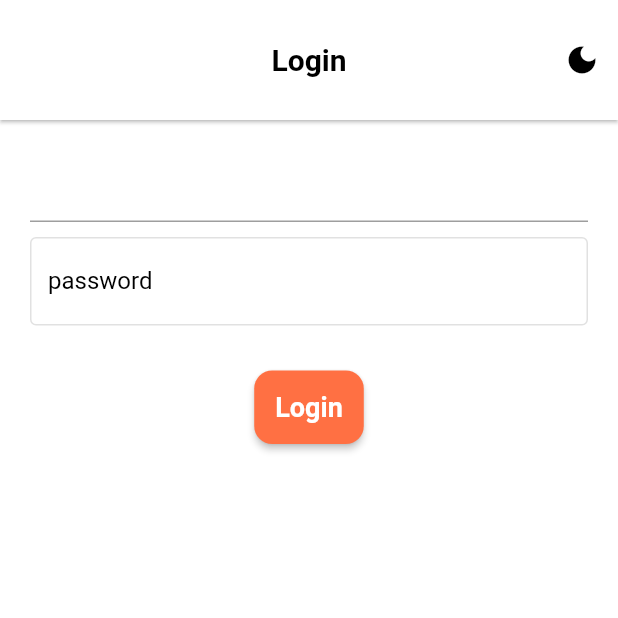
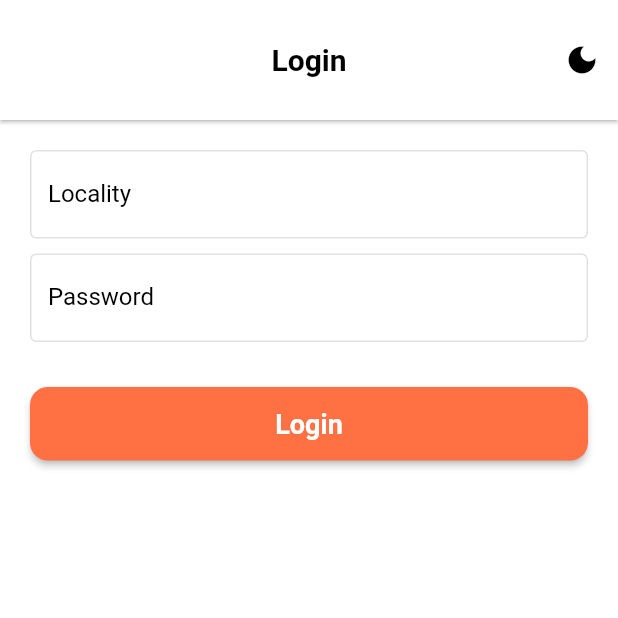
Before and after one commit to Epitech-DEV-KAMEL/T-DEV-700_project, a Flutter app: the screen it shows after launch, on a phone screen of 412 x 824 dp, the top half of it. Run offline on Flutter 3.47's test engine with Material 2 defaults, Android fonts, the phone set to English and light mode, and no system bars; our stand-ins replace dartz, equatable, flutter_bloc, flutter_credit_card, get_it; missing offline and left inert: nfc_manager, qr_code_scanner.

Commit message:
feat: add logout button

```diff
--- a/terminal_app/lib/features/data/repositories/auth_repository_impl.dart
+++ b/terminal_app/lib/features/data/repositories/auth_repository_impl.dart
@@ -2,6 +2,7 @@
 import 'package:terminal_app/core/error/failure.dart';
 import 'package:dartz/dartz.dart';
 import 'package:terminal_app/features/domain/repositories/auth_repository.dart';
+import 'package:terminal_app/features/presentation/bloc/authentication_bloc.dart';
 
 class AuthRepositoryImpl implements AuthRepository{
   @override
@@ -14,7 +15,7 @@ class AuthRepositoryImpl implements AuthRepository{
   @override
   Future<Either<Failure, AuthenticationStatus>> logout() {
     // TODO: implement logout
-    throw UnimplementedError();
+    return Future.value(const Right(AuthenticationStatus.unauthenticated));
   }
 
 }
--- a/terminal_app/lib/features/domain/usecases/auth/logout_usecase.dart
+++ b/terminal_app/lib/features/domain/usecases/auth/logout_usecase.dart
@@ -19,7 +19,6 @@ class LogoutUsecase extends UseCases<AuthenticationStatus, LogoutParams> {
 
   @override
   Future<Either<Failure, AuthenticationStatus>> execute(params) {
-    // TODO: implement logout usecase
-    throw UnimplementedError();
+    return authRepository.logout();
   }
 }
--- a/terminal_app/lib/features/presentation/widget/app_bar/custom_app_bar.dart
+++ b/terminal_app/lib/features/presentation/widget/app_bar/custom_app_bar.dart
@@ -1,6 +1,8 @@
 
 import 'package:flutter/material.dart';
 import 'package:flutter_bloc/flutter_bloc.dart';
+import 'package:terminal_app/features/domain/repositories/auth_repository.dart';
+import 'package:terminal_app/features/presentation/bloc/authentication_bloc.dart';
 import 'package:terminal_app/features/presentation/bloc/theme_bloc.dart';
 
 class CustomAppBar extends StatelessWidget implements PreferredSizeWidget {
@@ -11,6 +13,8 @@ class CustomAppBar extends StatelessWidget implements PreferredSizeWidget {
 
   @override
   Widget build(BuildContext context) {
+    final authCubit = context.read<AuthenticationCubit>();
+
     return AppBar(
       centerTitle: true,
       toolbarHeight: toolbarHeigh,
@@ -35,6 +39,12 @@ class CustomAppBar extends StatelessWidget implements PreferredSizeWidget {
               ),
             );
           },
+        ),
+        if (authCubit.state.status == AuthenticationStatus.authenticated) IconButton(
+          onPressed: () {
+            authCubit.logout();
+          },
+          icon: const Icon(Icons.logout)
         )
       ],
     );
--- a/terminal_app/lib/features/presentation/widget/auth/login_form.dart
+++ b/terminal_app/lib/features/presentation/widget/auth/login_form.dart
@@ -24,9 +24,11 @@ class _LoginFormState extends State<LoginForm> {
       child: Padding(
         padding: const EdgeInsets.all(20.0),
         child: Column(
+          crossAxisAlignment: CrossAxisAlignment.stretch,
           children: <Widget>[
             TextFormField(
               controller: localityController,
+              decoration: CommonStyle.inputDecoration(context, label: "Locality"),
               validator: (value) {
                 if (value == null || value.isEmpty) {
                   return 'Please enter a text';
@@ -39,7 +41,7 @@ class _LoginFormState extends State<LoginForm> {
               controller: passwordController,
               autocorrect: false,
               obscureText: true,
-              decoration: CommonStyle.inputDecoration(context, label: "password"),
+              decoration: CommonStyle.inputDecoration(context, label: "Password"),
               validator: (value) {
                 if (value == null || value.isEmpty) {
                   return 'Please enter a text';
```
